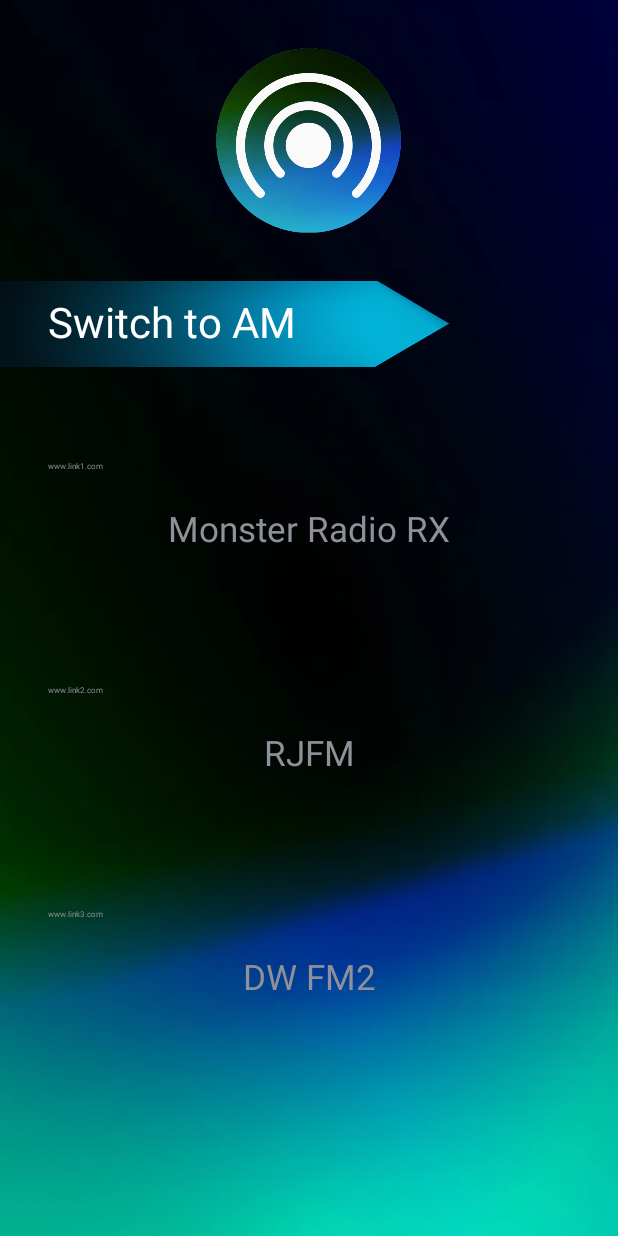
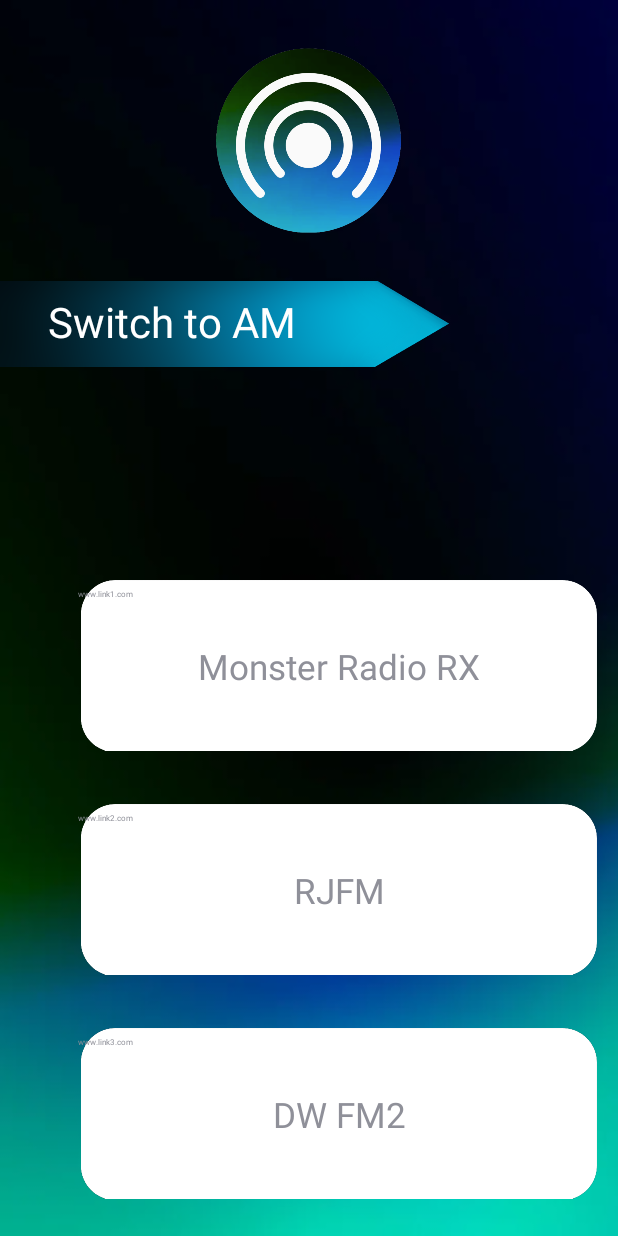
Before and after one commit to MarcoGonzalezDLSU/MOBDEVE-RADIOWAVE, an Android app: the AMListActivity screen opened directly, with no data from a screen before it, after a tap on an icon or button, on a phone screen of 412 x 824 dp. Run offline under Robolectric (Android 15) with nearby library versions, the phone set to English and light mode, and no system bars.

Commit message:
Fixed the Recycler Views

```diff
--- a/app/src/main/java/com/mobdeve/radiowave/MyAdapter.java
+++ b/app/src/main/java/com/mobdeve/radiowave/MyAdapter.java
@@ -7,34 +7,55 @@
 import androidx.annotation.NonNull;
 import androidx.recyclerview.widget.RecyclerView;
 
-public class MyAdapter extends RecyclerView.Adapter<ViewHolder> {
-    Context context;
-    public AMradiostationsClass[] amradiostations;
+import android.widget.ImageView;
+import android.widget.TextView;
+public class MyAdapter extends RecyclerView.Adapter<MyAdapter.ViewHolder> {
+    private Context context;
+    private AMradiostationsClass[] amradiostations;
+
     public MyAdapter(Context context, AMradiostationsClass[] amradiostations) {
         this.context = context;
         this.amradiostations = amradiostations;
     }
 
-
     @NonNull
     @Override
     public ViewHolder onCreateViewHolder(@NonNull ViewGroup parent, int viewType) {
-
-
-        View view = LayoutInflater.from(context).inflate(R.layout.amlistpagerecyclerview,parent,false);
+        View view = LayoutInflater.from(context).inflate(R.layout.amlistpagerecyclerview, parent, false);
         return new ViewHolder(view);
     }
 
-
     @Override
     public void onBindViewHolder(@NonNull ViewHolder holder, int position) {
-        holder.tvAMstationname.setText(amradiostations[position].getstationname());
-        holder.tvAMstationlink.setText(amradiostations[position].getstationlink());
+        holder.bind(position);
     }
-
 
     @Override
     public int getItemCount() {
         return amradiostations.length;
     }
+
+    public class ViewHolder extends RecyclerView.ViewHolder {
+        TextView tvAMstationname;
+        TextView tvAMstationlink;
+        ImageView imageView; // Add ImageView
+
+        public ViewHolder(@NonNull View itemView) {
+            super(itemView);
+            tvAMstationname = itemView.findViewById(R.id.tvAMstationname);
+            tvAMstationlink = itemView.findViewById(R.id.tvAMstationlink);
+            imageView = itemView.findViewById(R.id.imageView); // Initialize ImageView
+        }
+
+        public void bind(int position) {
+            AMradiostationsClass station = amradiostations[position];
+            // Set the station name
+            tvAMstationname.setText(station.getstationname());
+            // Set the station link
+            tvAMstationlink.setText(station.getstationlink());
+
+            // Set the image resource
+            imageView.setImageResource(R.drawable.rvimgstationcontainer);
+        }
+    }
 }
--- a/app/src/main/java/com/mobdeve/radiowave/MyAdapterFM.java
+++ b/app/src/main/java/com/mobdeve/radiowave/MyAdapterFM.java
@@ -6,36 +6,56 @@
 import android.view.ViewGroup;
 import androidx.annotation.NonNull;
 import androidx.recyclerview.widget.RecyclerView;
+
+import android.widget.ImageView;
 import android.widget.TextView;
 
-public class MyAdapterFM extends RecyclerView.Adapter<ViewHolderFM> {
-    Context context;
-    public FMradiostationsClass[] fmradiostations;
+public class MyAdapterFM extends RecyclerView.Adapter<MyAdapterFM.ViewHolder> {
+    private Context context;
+    private FMradiostationsClass[] fmradiostations;
+
     public MyAdapterFM(Context context, FMradiostationsClass[] fmradiostations) {
         this.context = context;
         this.fmradiostations = fmradiostations;
     }
 
-
     @NonNull
     @Override
-    public ViewHolderFM onCreateViewHolder(@NonNull ViewGroup parent, int viewType) {
-
-
-        View view = LayoutInflater.from(context).inflate(R.layout.fmlistpagerecyclerview,parent,false);
-        return new ViewHolderFM(view);
+    public ViewHolder onCreateViewHolder(@NonNull ViewGroup parent, int viewType) {
+        View view = LayoutInflater.from(context).inflate(R.layout.fmlistpagerecyclerview, parent, false);
+        return new ViewHolder(view);
     }
 
-
     @Override
-    public void onBindViewHolder(@NonNull ViewHolderFM holder, int position) {
-        holder.tvFMstationname.setText(fmradiostations[position].getstationname());
-        holder.tvFMstationlink.setText(fmradiostations[position].getstationlink());
+    public void onBindViewHolder(@NonNull ViewHolder holder, int position) {
+        holder.bind(position);
     }
-
 
     @Override
     public int getItemCount() {
         return fmradiostations.length;
     }
+
+    public class ViewHolder extends RecyclerView.ViewHolder {
+        ImageView imageView;
+        TextView tvFMstationname;
+        TextView tvFMstationlink;
+
+        public ViewHolder(@NonNull View itemView) {
+            super(itemView);
+            imageView = itemView.findViewById(R.id.imageView);
+            tvFMstationname = itemView.findViewById(R.id.tvFMstationname);
+            tvFMstationlink = itemView.findViewById(R.id.tvFMstationlink);
+        }
+
+        public void bind(int position) {
+            FMradiostationsClass station = fmradiostations[position];
+            // Set the station name
+            tvFMstationname.setText(station.getstationname());
+            // Set the station link
+            tvFMstationlink.setText(station.getstationlink());
+            // Set the station image
+            imageView.setImageResource(R.drawable.rvimgstationcontainer); // Assuming you have a default image in your drawable folder
+        }
+    }
 }
--- a/app/src/main/res/layout/amlistpage.xml
+++ b/app/src/main/res/layout/amlistpage.xml
@@ -34,12 +34,14 @@
         android:id="@+id/AMrecyclerview"
         android:layout_width="411dp"
         android:layout_height="459dp"
-        android:layout_marginTop="28dp"
+        android:layout_marginTop="128dp"
+
         app:layout_constraintBottom_toBottomOf="@+id/ivlistpagebackground"
         app:layout_constraintEnd_toEndOf="parent"
         app:layout_constraintHorizontal_bias="0.0"
         app:layout_constraintStart_toStartOf="parent"
         app:layout_constraintTop_toBottomOf="@+id/btnToFM"
+        tools:ignore="UnknownIdInLayout"
         tools:listitem="@layout/amlistpagerecyclerview" />
 
     <TextView
--- a/app/src/main/res/layout/amlistpagerecyclerview.xml
+++ b/app/src/main/res/layout/amlistpagerecyclerview.xml
@@ -12,8 +12,8 @@
         android:layout_height="149dp"
         android:layout_alignParentStart="true"
         android:layout_alignParentEnd="true"
-        android:layout_marginStart="34dp"
-        android:layout_marginEnd="33dp"
+        android:layout_marginStart="54dp"
+        android:layout_marginEnd="13dp"
         android:foreground="?android:attr/selectableItemBackground"
         android:scaleType="centerInside"
         app:layout_constraintStart_toStartOf="parent"
@@ -37,8 +37,8 @@
 
     <TextView
         android:id="@+id/tvAMstationlink"
-        android:layout_width="343dp"
-        android:layout_height="wrap_content"
+        android:layout_width="wrap_content"
+        android:layout_height="50dp"
         android:layout_below="@+id/tvAMstationname"
         android:layout_alignStart="@+id/imageView"
         android:layout_alignEnd="@+id/tvAMstationname"
--- a/app/src/main/res/layout/fmlistpage.xml
+++ b/app/src/main/res/layout/fmlistpage.xml
@@ -34,12 +34,13 @@
         android:id="@+id/FMrecyclerview"
         android:layout_width="411dp"
         android:layout_height="459dp"
-        android:layout_marginTop="32dp"
+        android:layout_marginTop="124dp"
         app:layout_constraintBottom_toBottomOf="@+id/ivlistpagebackground"
         app:layout_constraintEnd_toEndOf="parent"
         app:layout_constraintHorizontal_bias="0.0"
         app:layout_constraintStart_toStartOf="parent"
         app:layout_constraintTop_toBottomOf="@+id/btnToAM"
+        tools:ignore="UnknownIdInLayout"
         tools:listitem="@layout/fmlistpagerecyclerview" />
 
     <TextView
--- a/app/src/main/res/layout/fmlistpagerecyclerview.xml
+++ b/app/src/main/res/layout/fmlistpagerecyclerview.xml
@@ -12,8 +12,8 @@
         android:layout_height="149dp"
         android:layout_alignParentStart="true"
         android:layout_alignParentEnd="true"
-        android:layout_marginStart="34dp"
-        android:layout_marginEnd="33dp"
+        android:layout_marginStart="54dp"
+        android:layout_marginEnd="13dp"
         android:foreground="?android:attr/selectableItemBackground"
         android:scaleType="centerInside"
         app:layout_constraintStart_toStartOf="parent"
@@ -37,13 +37,13 @@
 
     <TextView
         android:id="@+id/tvFMstationlink"
-        android:layout_width="343dp"
-        android:layout_height="wrap_content"
+        android:layout_width="wrap_content"
+        android:layout_height="50dp"
         android:layout_below="@+id/tvFMstationname"
         android:layout_alignStart="@+id/imageView"
         android:layout_alignEnd="@+id/tvFMstationname"
         android:layout_marginStart="-2dp"
-        android:layout_marginTop="-61dp"
+        android:layout_marginTop="-68dp"
         android:layout_marginEnd="2dp"
         android:textSize="5sp"
         tools:ignore="HardcodedText,SmallSp" />
```
